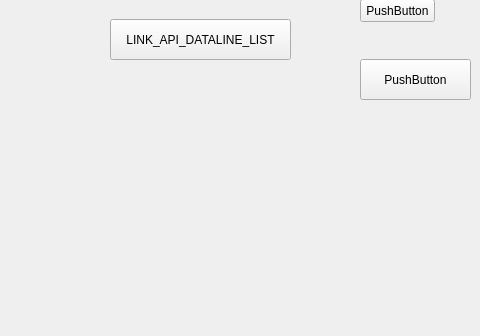
Before: the Qt Designer form CommandCenter/MainApp/mainwindow.ui in LDevin/CommandCenter, drawn with Qt 5; both pictures show x 0 to 480 and y 168 to 504 of the 682 by 504 pixel window.
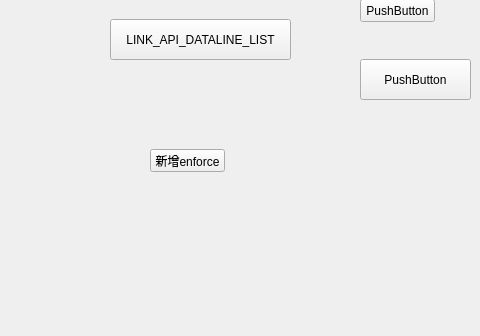
After: the same form once the commit is applied.

What changed in the file:
```diff
--- a/CommandCenter/MainApp/mainwindow.ui
+++ b/CommandCenter/MainApp/mainwindow.ui
@@ -79,6 +79,19 @@
      <string>查询楼栋名称</string>
     </property>
    </widget>
+   <widget class="QPushButton" name="pushButton_6">
+    <property name="geometry">
+     <rect>
+      <x>150</x>
+      <y>300</y>
+      <width>75</width>
+      <height>23</height>
+     </rect>
+    </property>
+    <property name="text">
+     <string>新增enforce</string>
+    </property>
+   </widget>
   </widget>
   <widget class="QMenuBar" name="menuBar">
    <property name="geometry">
```
